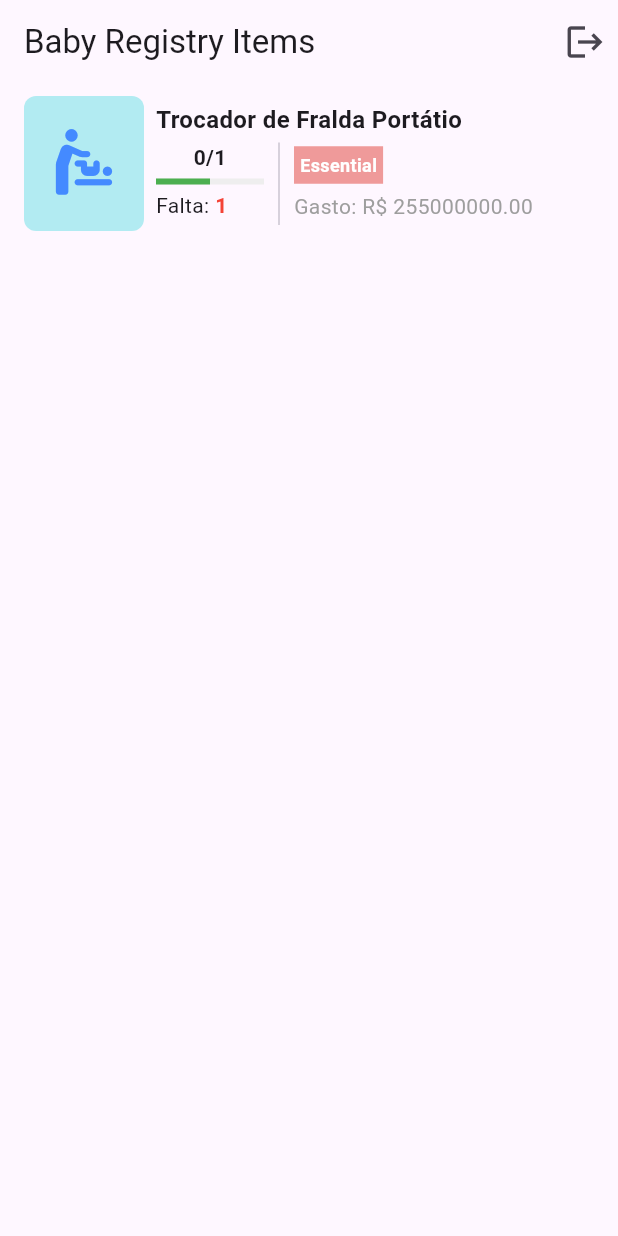
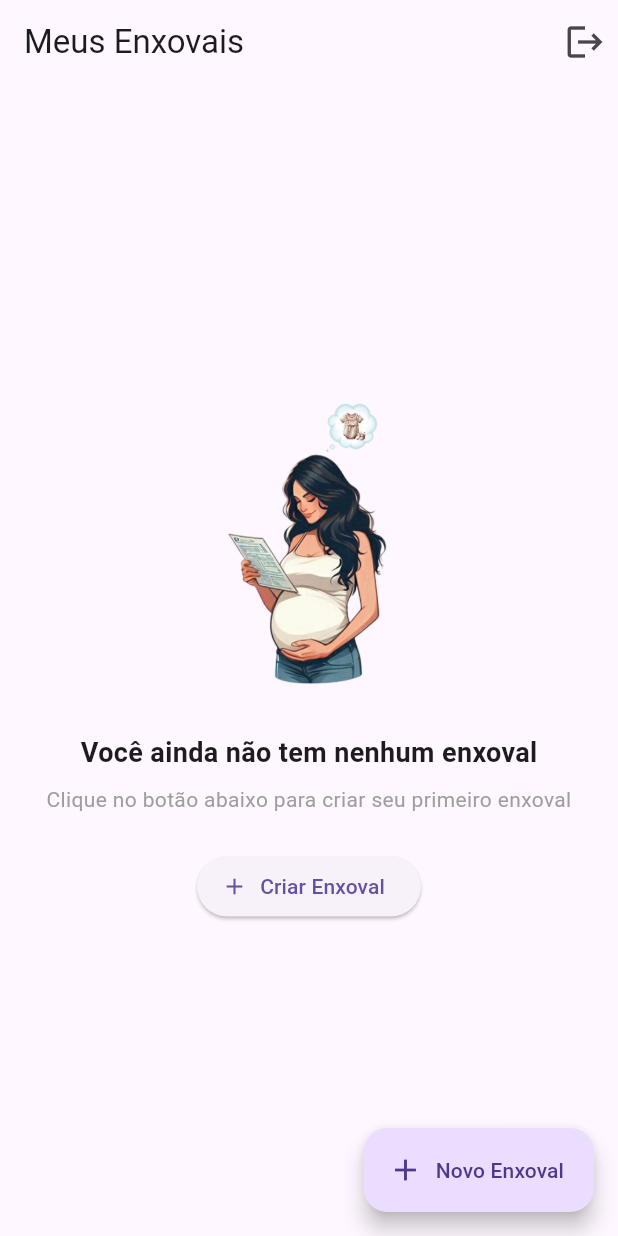
Before and after one commit to ricardooliver-ads-2019/enxoval_baby, a Flutter app: the HomeEnxovalScreen screen opened by its route, on a phone screen of 412 x 824 dp. Run offline on Flutter 3.47's test engine with Material 3 defaults, Android fonts, the phone set to English and light mode, and no system bars; our stand-ins replace cloud_firestore, equatable, firebase_auth, firebase_core, firebase_crashlytics, flutter_secure_storage and 4 more; accounts and stored records are empty.

Commit message:
feat(home): criando a nova tela home e o card de exibição de enxoval

```diff
--- a/lib/app/core/command/command_handler_mixin.dart
+++ b/lib/app/core/command/command_handler_mixin.dart
@@ -32,8 +32,6 @@ mixin CommandHandlerMixin<TWidget extends StatefulWidget> on State<TWidget> {
       } else if (command.completed && result is Ok<TResult>) {
         onSuccess?.call(result.value);
       }
-
-      command.clearResult();
     }
 
     command.addListener(listener);
--- a/lib/app/data/models/layette_profile_model.dart
+++ b/lib/app/data/models/layette_profile_model.dart
@@ -15,7 +15,7 @@ class LayetteProfileModel  extends LayetteProfileEntity{
 
   factory LayetteProfileModel.fromJson(Map<String, dynamic> json) {
     return LayetteProfileModel(
-      dueDate: DateTime.parse(json['dueDate']),
+      dueDate: json['dueDate'] != null ? DateTime.parse(json['dueDate']) : null,
       climate: ClimateEnum.fromString(json['climate']),
       sexBaby: SexBabyEnum.fromString(json['sexBaby']),
       familyProfile: json['familyProfile'] as String,
--- a/lib/app/presentation/home_enxoval/home_enxoval_screen.dart
+++ b/lib/app/presentation/home_enxoval/home_enxoval_screen.dart
@@ -1,6 +1,12 @@
+import 'package:enxoval_baby/app/config/injector/injection.dart';
+import 'package:enxoval_baby/app/core/command/command_handler_mixin.dart';
 import 'package:enxoval_baby/app/presentation/auth/logout/view/logout_button.dart';
-import 'package:enxoval_baby/app/presentation/home_enxoval/widgets/item_card.dart';
+import 'package:enxoval_baby/app/presentation/home_enxoval/widgets/card_layette_widget.dart';
+import 'package:enxoval_baby/app/presentation/home_enxoval/view_model/home_enxoval_view_model.dart';
+import 'package:enxoval_baby/app/presentation/home_enxoval/widgets/empty_layettes_widget.dart';
+import 'package:enxoval_baby/app/presentation/onboarding_layette_customization/utils/onboarding_layette_customization_routes.dart';
 import 'package:flutter/material.dart';
+import 'package:go_router/go_router.dart';
 
 class HomeEnxovalScreen extends StatefulWidget {
   const HomeEnxovalScreen({super.key});
@@ -9,40 +15,93 @@ class HomeEnxovalScreen extends StatefulWidget {
   State<HomeEnxovalScreen> createState() => _HomeEnxovalScreenState();
 }
 
-class _HomeEnxovalScreenState extends State<HomeEnxovalScreen> {
+class _HomeEnxovalScreenState extends State<HomeEnxovalScreen>
+    with CommandHandlerMixin {
+  final _viewModel = Injection.inject<HomeEnxovalViewModel>();
+
   @override
   void initState() {
     super.initState();
-    // WidgetsBinding.instance.addPostFrameCallback((_) {
-    //   debugPrint('▶️ Executando getLocalProfile.execute()');
-    //   _vmSplash.getLocalProfile.execute();
-    // });
+    handleCommand(
+      _viewModel.getUserLayettes,
+      onError: (error) {
+        // TODO: Handle error state
+      },
+    );
+    WidgetsBinding.instance.addPostFrameCallback((_) {
+      _viewModel.getUserLayettes.execute();
+    });
   }
+
   @override
   Widget build(BuildContext context) {
     return Scaffold(
       appBar: AppBar(
+        title: const Text('Meus Enxovais'),
         actions: const [
           Padding(
             padding: EdgeInsets.all(8.0),
             child: LogoutButton(),
           ),
         ],
-        title: const Text('Baby Registry Items'),
       ),
-      body: ListView(
-        children: [
-          ItemCard(
-            itemName: 'Trocador de Fralda Portátio',
-            amountSpent: 255000000,
-            bought: 0,
-            total: 1,
-            priority: 'Essential',
-            progress: 0.5,
-            itemIcon: Icons.baby_changing_station_rounded,
-            onDetails: () {},
-          ),
-        ],
+      body: ListenableBuilder(
+        listenable: _viewModel.getUserLayettes,
+        builder: (context, child) {
+          final layettesResult = _viewModel.getUserLayettes;
+          if (layettesResult.running) {
+            return const Center(child: CircularProgressIndicator());
+          }
+
+          if (layettesResult.error) {
+            return Center(
+              child: Column(
+                mainAxisAlignment: MainAxisAlignment.center,
+                children: [
+                  const Text(
+                    'Ocorreu um erro ao carregar seus enxovais',
+                    style: TextStyle(fontSize: 16),
+                  ),
+                  const SizedBox(height: 16),
+                  ElevatedButton(
+                    onPressed: () => _viewModel.getUserLayettes.execute(),
+                    child: const Text('Tentar novamente'),
+                  ),
+                ],
+              ),
+            );
+          }
+
+          if (layettesResult.completed) {
+            if (_viewModel.layettes.isEmpty) {
+              return const EmptyLayettesWidget();
+            }
+
+              return ListView.builder(
+                padding: const EdgeInsets.all(16),
+                itemCount: _viewModel.layettes.length,
+                itemBuilder: (context, index) {
+                  final layette = _viewModel.layettes[index];
+                  return CardLayetteWidget(
+                    layette: layette,
+                    onTap: () {
+                      // TODO: Navigate to layette details
+                    },
+                  );
+                },
+              );
+          }
+
+          return const EmptyLayettesWidget();
+        },
+      ),
+      floatingActionButton: FloatingActionButton.extended(
+        onPressed: () {
+          context.push(OnboardingLayetteCustomizationRoutes
+              .onboardingLayetteCustomizationPageView.path);
+        },
+        icon: const Icon(Icons.add),
+        label: const Text('Novo Enxoval'),
       ),
     );
   }
--- /dev/null
+++ b/lib/app/presentation/home_enxoval/view_model/home_enxoval_view_model.dart
@@ -0,0 +1,37 @@
+import 'package:enxoval_baby/app/core/command/command.dart';
+import 'package:enxoval_baby/app/core/failures/app_failure.dart';
+import 'package:enxoval_baby/app/core/result/result.dart';
+import 'package:enxoval_baby/app/core/result/result_extensions.dart';
+import 'package:enxoval_baby/app/domain/entities/layette_entity.dart';
+import 'package:enxoval_baby/app/domain/repositories/layttes_repository.dart';
+import 'package:flutter/material.dart';
+
+class HomeEnxovalViewModel extends ChangeNotifier {
+  final LayettesRepository _layettesRepository;
+
+  HomeEnxovalViewModel({
+    required LayettesRepository layettesRepository,
+  }) : _layettesRepository = layettesRepository {
+    getUserLayettes = Command0(_getUserLayettes);
+  }
+
+  final layettes = <LayetteEntity>[];
+  String? errorMessages;
+
+  late Command0<List<LayetteEntity>> getUserLayettes;
+
+  Future<Result<List<LayetteEntity>>> _getUserLayettes() async {
+    final result = await _layettesRepository.getUserLayettes();
+    result.fold(
+      (lay) {
+        layettes.clear();
+        layettes.addAll(lay);
+      },
+      (error) {
+        errorMessages = (error as AppFailure).errorMessage;
+      },
+    );
+    notifyListeners();
+    return result;
+  }
+}
--- /dev/null
+++ b/lib/app/presentation/home_enxoval/widgets/empty_layettes_widget.dart
@@ -0,0 +1,49 @@
+import 'package:enxoval_baby/app/core/utils/image_paths.dart';
+import 'package:enxoval_baby/app/presentation/onboarding_layette_customization/utils/onboarding_layette_customization_routes.dart';
+import 'package:flutter/material.dart';
+import 'package:go_router/go_router.dart';
+
+class EmptyLayettesWidget extends StatelessWidget {
+  const EmptyLayettesWidget({super.key});
+
+  @override
+  Widget build(BuildContext context) {
+    return Center(
+      child: Column(
+        mainAxisAlignment: MainAxisAlignment.center,
+        children: [
+          Image.asset(
+            ImagePaths.mommyWondering.path,
+            height: 200,
+          ),
+          const SizedBox(height: 24),
+          const Text(
+            'Você ainda não tem nenhum enxoval',
+            style: TextStyle(
+              fontSize: 18,
+              fontWeight: FontWeight.w600,
+            ),
+          ),
+          const SizedBox(height: 8),
+          const Text(
+            'Clique no botão abaixo para criar seu primeiro enxoval',
+            textAlign: TextAlign.center,
+            style: TextStyle(
+              fontSize: 14,
+              color: Colors.grey,
+            ),
+          ),
+          const SizedBox(height: 24),
+          ElevatedButton.icon(
+            onPressed: () {
+              context.push(OnboardingLayetteCustomizationRoutes
+                  .onboardingLayetteCustomizationPageView.path);
+            },
+            icon: const Icon(Icons.add),
+            label: const Text('Criar Enxoval'),
+          ),
+        ],
+      ),
+    );
+  }
+}
--- a/lib/main.dart
+++ b/lib/main.dart
@@ -21,6 +21,6 @@ void main() async {
       return true;
     };
   final di = Injection();
-  await di.setup(); // <- agora é async e espera allReady()
+  await di.setup();
   runApp(const EnxovalBabyApp());
 }
```
Also changed, not shown: lib/app/config/injector/injection.dart (+7 -0 lines), lib/app/presentation/home_enxoval/widgets/card_layette_widget.dart (added, +164 -0 lines).
